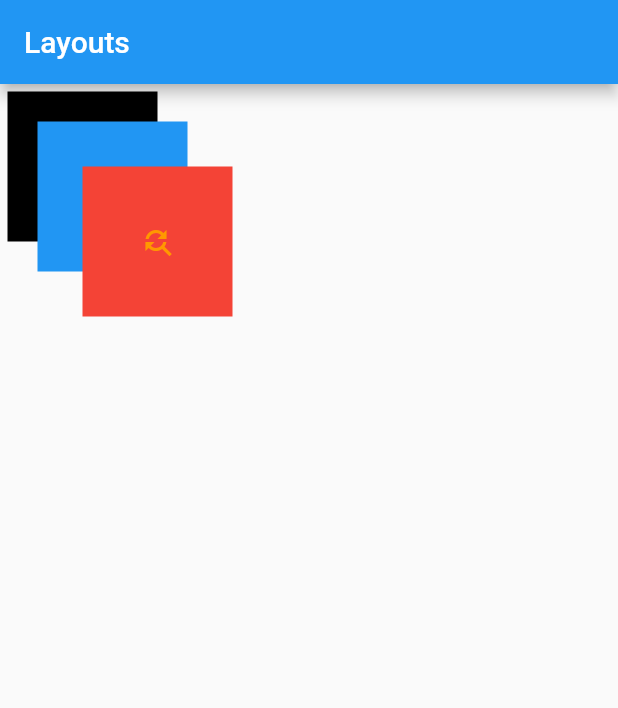
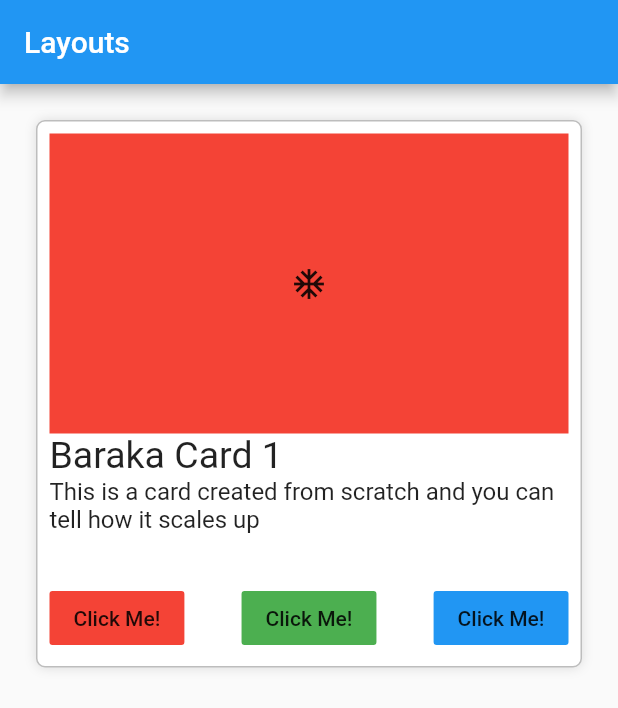
Before and after one commit to gbmahili/Dart_Intro, a Flutter app: the screen it shows after launch, on a phone screen of 412 x 824 dp. Shown: the top 708 px of the screen. Run offline on Flutter 3.47's test engine with Material 2 defaults, Android fonts, the phone set to English and light mode, and no system bars.

Commit message:
Created a full card

```diff
--- a/layouts/lib/main.dart
+++ b/layouts/lib/main.dart
@@ -1,4 +1,5 @@
 import 'package:flutter/material.dart';
+
 //https://www.youtube.com/watch?v=u0e2L5yoxFI
 void main() => runApp(MyApp());
 
@@ -26,7 +27,8 @@ class MyApp extends StatelessWidget {
             //       Radius.circular(5.0) //         <--- border radius here
             //       ),
             // ),
-            child: Demo(),
+            // child: Demo(),
+            child: DemoCard(),
           ),
         ));
   }
@@ -166,30 +168,83 @@ class Square extends StatelessWidget {
 // }
 
 // Using Stack: Items are stack up against each other...like position in css
-class Demo extends StatelessWidget {
+// class Demo extends StatelessWidget {
+//   @override
+//   Widget build(BuildContext context) {
+//     return Container(
+//       height: MediaQuery.of(context).size.height, // device height
+//       width: MediaQuery.of(context).size.width, // device width
+//       // alignment: Alignment.center,
+//       child: Stack(
+//         children: <Widget>[
+//           Square(),
+//           Positioned(
+//             top: 20,
+//             left: 20,
+//             child: Square(
+//               color: Colors.blue,
+//             ),
+//           ),
+//           Positioned(
+//             top: 50,
+//             left: 50,
+//             child: Square(
+//               color: Colors.red,
+//             ),
+//           ),
+//         ],
+//       ),
+//     );
+//   }
+// }
+
+// Full Example
+
+class DemoCard extends StatelessWidget {
   @override
   Widget build(BuildContext context) {
     return Container(
-      height: MediaQuery.of(context).size.height, // device height
-      width: MediaQuery.of(context).size.width, // device width
-      // alignment: Alignment.center,
-      child: Stack(
+      margin: EdgeInsets.all(24),
+      padding: EdgeInsets.all(8),
+      decoration: BoxDecoration(
+          border: Border.all(width: 1, color: Colors.black26),
+          borderRadius: BorderRadius.all(Radius.circular(6)),
+          color: Colors.white,
+          boxShadow: [
+            BoxShadow(
+              color: Colors.black12,
+              blurRadius: 6,
+            )
+          ]),
+      width: MediaQuery.of(context).size.width,
+      child: Column(
+        crossAxisAlignment: CrossAxisAlignment.stretch,
+        mainAxisSize: MainAxisSize.min,
         children: <Widget>[
-          Square(),
-          Positioned(
-            top: 20,
-            left: 20,
-            child: Square(
-              color: Colors.blue,
+          Container(
+            height: 200,
+            color: Colors.red,
+            child: Icon(Icons.ac_unit),
+          ),
+          Text(
+            'Baraka Card 1',
+            style: TextStyle(fontSize: 25),
+          ),
+          Text(
+            'This is a card created from scratch and you can tell how it scales up',
+            style: TextStyle(fontSize: 16),
+          ),
+          Container(
+            margin: EdgeInsets.only(top: 32),
+            child: Row(
+              mainAxisAlignment: MainAxisAlignment.spaceBetween,
+              children: <Widget>[
+                FlatButton(child: Text('Click Me!',),color: Colors.red,onPressed: (){},),
+                FlatButton(child: Text('Click Me!',),color: Colors.green,onPressed: (){},),
+                FlatButton(child: Text('Click Me!',),color: Colors.blue,onPressed: (){},),
+              ],
             ),
-          ),
-          Positioned(
-            top: 50,
-            left: 50,
-            child: Square(
-              color: Colors.red,
-            ),
-          ),
+          )
         ],
       ),
     );
```
